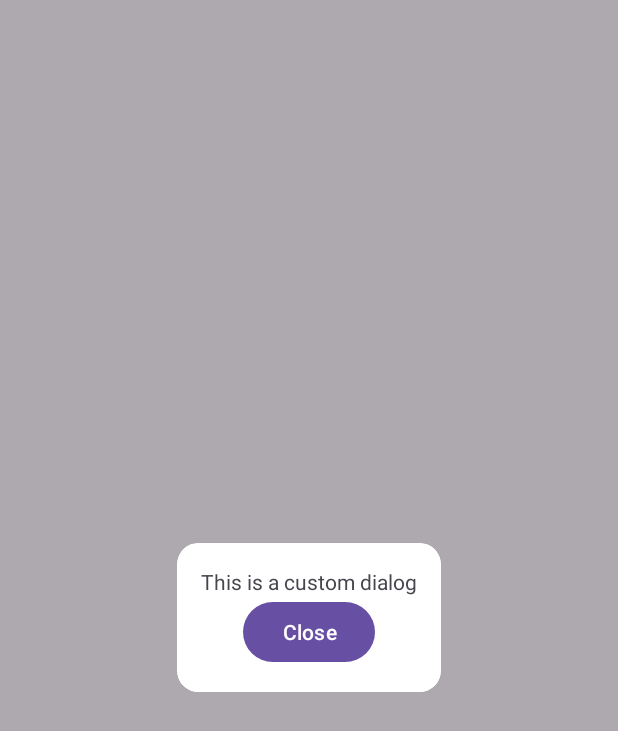
After one commit to shitab14/My-Ecommerce, an Android app: the fragment MyCustomDialogFragment shown on its own in the app's theme, on a phone screen of 412 x 824 dp. The commit adds this screen. Shown: the top 731 px of the screen. Run offline under Robolectric (Android 15) with nearby library versions, the phone set to English and light mode, and no system bars; our stand-ins replace data binding.

Commit message:
[UI Util Added and Implemented]

```diff
--- a/app/src/main/java/com/mir/myecommerce/presentation/listpage/ListActivity.kt
+++ b/app/src/main/java/com/mir/myecommerce/presentation/listpage/ListActivity.kt
@@ -39,7 +39,7 @@ class ListActivity : BaseActivity<ActivityListBinding>() {
     }
 
     private fun setupObservers() {
-        viewModel.isLoading().observe(this) { loading ->
+        viewModel.isPaginationLoading().observe(this) { loading ->
             if (loading) {
                 binding.progressBar.show()
             } else {
--- a/commonlibrary/src/main/java/com/mir/commonlibrary/base/BaseViewModel.kt
+++ b/commonlibrary/src/main/java/com/mir/commonlibrary/base/BaseViewModel.kt
@@ -24,6 +24,9 @@ abstract class BaseViewModel: ViewModel() {
 
     private val _internetConnected : MutableLiveData<Boolean> = MutableLiveData<Boolean>()
     val internetConnected: LiveData<Boolean> get() = _internetConnected
+
+    protected val _isLoading = MutableLiveData<Boolean>()
+    val isLoading: LiveData<Boolean> = _isLoading
 
     fun checkInternetConnection() {
         _internetConnected.value = NetworkUtil.isNetworkAvailable()
--- /dev/null
+++ b/commonlibrary/src/main/java/com/mir/commonlibrary/ui/MyCustomDialogFragment.kt
@@ -0,0 +1,38 @@
+package com.mir.commonlibrary.ui
+
+import android.app.Dialog
+import android.os.Bundle
+import android.view.LayoutInflater
+import android.view.View
+import android.view.ViewGroup
+import androidx.databinding.DataBindingUtil
+import androidx.fragment.app.DialogFragment
+import com.mir.commonlibrary.R
+import com.mir.commonlibrary.databinding.FragmentMyCustomDialogBinding
+
+/**
+Created by Shitab Mir on 11/6/24.
+shitabmir@gmail.com
+ **/
+class MyCustomDialogFragment: DialogFragment() {
+
+ private lateinit var binding: FragmentMyCustomDialogBinding
+ override fun onCreateView(
+  inflater: LayoutInflater,
+  container: ViewGroup?,
+  savedInstanceState: Bundle?
+ ): View {
+  binding =
+   DataBindingUtil.inflate(inflater, R.layout.fragment_my_custom_dialog, container, false)
+
+  return binding.root
+//  return inflater.inflate(R.layout.fragment_my_custom_dialog, container, false)
+ }
+
+ override fun onCreateDialog(savedInstanceState: Bundle?): Dialog {
+  return super.onCreateDialog(savedInstanceState).apply {
+   window?.setBackgroundDrawableResource(R.drawable.bg_dialog)
+  }
+ }
+
+}
--- /dev/null
+++ b/commonlibrary/src/main/res/drawable/bg_dialog.xml
@@ -0,0 +1,5 @@
+<?xml version="1.0" encoding="utf-8"?>
+<shape xmlns:android="http://schemas.android.com/apk/res/android">
+    <corners android:radius="14dp"/> <!-- Adjust the radius as needed -->
+    <solid android:color="@android:color/white"/> <!-- Set the background color -->
+</shape>
--- /dev/null
+++ b/commonlibrary/src/main/res/layout/fragment_my_custom_dialog.xml
@@ -0,0 +1,28 @@
+<?xml version="1.0" encoding="utf-8"?>
+<layout xmlns:android="http://schemas.android.com/apk/res/android">
+
+    <data>
+
+    </data>
+
+    <LinearLayout
+        android:layout_width="match_parent"
+        android:layout_height="wrap_content"
+        android:orientation="vertical"
+        android:gravity="center"
+        android:padding="16dp"
+        android:background="@drawable/bg_dialog">
+
+        <TextView
+            android:id="@+id/textView"
+            android:layout_width="wrap_content"
+            android:layout_height="wrap_content"
+            android:text="This is a custom dialog" />
+
+        <Button
+            android:id="@+id/button"
+            android:layout_width="wrap_content"
+            android:layout_height="wrap_content"
+            android:text="Close" />
+    </LinearLayout>
+</layout>
--- a/testerModule/src/main/java/com/mir/testermodule/presentation/DynamicViewActivity.kt
+++ b/testerModule/src/main/java/com/mir/testermodule/presentation/DynamicViewActivity.kt
@@ -11,7 +11,7 @@ import com.mir.testermodule.R
 import com.mir.testermodule.databinding.ActivityDynamicViewBinding
 import com.mir.testermodule.presentation.home.HomeFragment
 import com.mir.testermodule.presentation.home.HomePageCache
-import com.mir.testermodule.presentation.services.ServicesFragment
+import com.mir.testermodule.presentation.services.UITestingFragment
 import com.mir.testermodule.presentation.settings.SettingsFragment
 import dagger.hilt.android.AndroidEntryPoint
 
@@ -28,7 +28,7 @@ class DynamicViewActivity : BaseActivity<ActivityDynamicViewBinding>() {
         enableEdgeToEdge()
         binding = DataBindingUtil.setContentView(this, R.layout.activity_dynamic_view)
 
-        val fragments = listOf(HomeFragment(), ServicesFragment(), SettingsFragment())
+        val fragments = listOf(HomeFragment(), UITestingFragment(), SettingsFragment())
         adapter = DynamicViewPagerAdapter(supportFragmentManager, fragments)
         binding.viewPager.adapter = adapter
 
@@ -38,7 +38,7 @@ class DynamicViewActivity : BaseActivity<ActivityDynamicViewBinding>() {
                     binding.viewPager.currentItem = 0
                     true
                 }
-                R.id.navigation_services -> {
+                R.id.navigation_ui_testing -> {
                     binding.viewPager.currentItem = 1
                     true
                 }
--- a/testerModule/src/main/res/menu/bottom_nav_menu.xml
+++ b/testerModule/src/main/res/menu/bottom_nav_menu.xml
@@ -5,9 +5,9 @@
         android:icon="@drawable/ic_home"
         android:title="Home" />
     <item
-        android:id="@+id/navigation_services"
+        android:id="@+id/navigation_ui_testing"
         android:icon="@drawable/ic_services"
-        android:title="Services" />
+        android:title="UI Testing" />
     <item
         android:id="@+id/navigation_settings"
         android:icon="@drawable/ic_settings"
```
Also changed, not shown: app/src/main/java/com/mir/myecommerce/presentation/MainActivity.kt (+8 -8 lines), app/src/main/java/com/mir/myecommerce/presentation/listpage/ListActivityViewModel.kt (+5 -5 lines), commonlibrary/src/main/java/com/mir/commonlibrary/ui/CustomBottomSheetFragment.kt (added, +41 -0 lines), commonlibrary/src/main/java/com/mir/commonlibrary/ui/UIUtil.kt (added, +109 -0 lines), commonlibrary/src/main/res/drawable/bg_bottom_sheet.xml (added, +7 -0 lines), commonlibrary/src/main/res/layout/fragment_my_custom_bottom_sheet.xml (added, +27 -0 lines), testerModule/src/main/java/com/mir/testermodule/presentation/services/ServicesFragment.kt (deleted, +0 -14 lines), testerModule/src/main/java/com/mir/testermodule/presentation/services/UITestingFragment.kt (added, +73 -0 lines), testerModule/src/main/res/layout/bottom_sheet_common.xml (added, +14 -0 lines), testerModule/src/main/res/layout/fragment_services.xml (+41 -10 lines).
